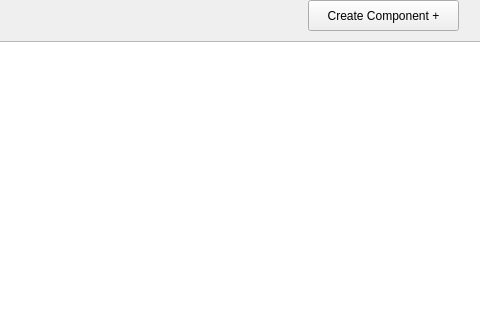
Above: gui/component/components.ui from karthikdivakaran/reli_engine before the change; both pictures show x 322 to 802 and y 0 to 320 of the 802 by 600 pixel window. Below: the same form after it.
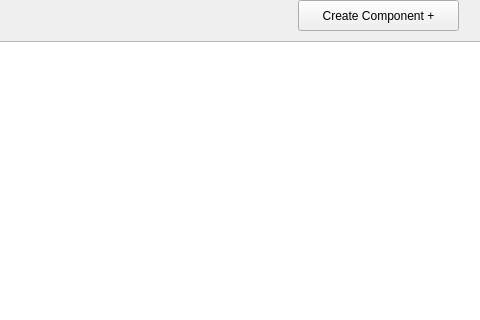
That is the form after the change.

Patch:
```diff
--- a/gui/component/components.ui
+++ b/gui/component/components.ui
@@ -32,9 +32,9 @@
   <widget class="QPushButton" name="createComp">
    <property name="geometry">
     <rect>
-     <x>630</x>
+     <x>620</x>
      <y>0</y>
-     <width>151</width>
+     <width>161</width>
      <height>31</height>
     </rect>
    </property>
```
